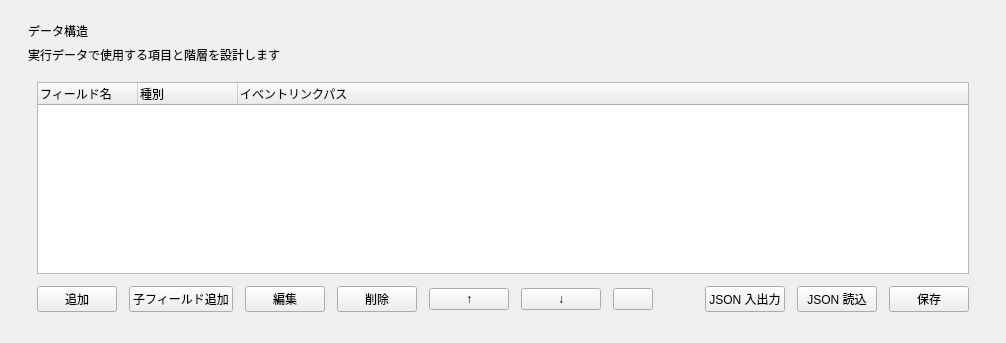
Qt form qt_ui/forms/schema.ui (okasi1997/WebFlowManager) before a commit.
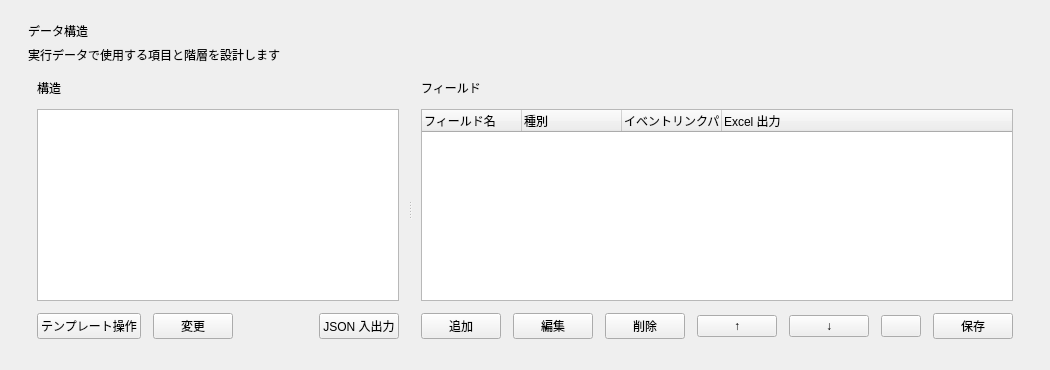
The same form after that commit.

Commit message: feat: データ管理＆構造ロジック改善

The edit to the form file:
```diff
--- a/qt_ui/forms/schema.ui
+++ b/qt_ui/forms/schema.ui
@@ -36,28 +36,50 @@
         </widget>
       </item>
       <item>
-        <widget class="QFrame" name="schemaCard">
-          <property name="card" stdset="0">
-            <bool>true</bool>
-          </property>
-          <layout class="QVBoxLayout" name="schemaCardLayout">
-            <property name="leftMargin">
-              <number>9</number>
-            </property>
-            <property name="topMargin">
-              <number>12</number>
-            </property>
-            <property name="rightMargin">
-              <number>9</number>
-            </property>
-            <property name="bottomMargin">
-              <number>9</number>
-            </property>
-            <property name="spacing">
-              <number>12</number>
-            </property>
-            <item>
-              <widget class="QTreeWidget" name="schemaTree">
+              <widget class="QSplitter" name="schemaSplitter">
+                <property name="orientation"><enum>Qt::Horizontal</enum></property>
+                <property name="childrenCollapsible"><bool>false</bool></property>
+                <widget class="QFrame" name="structureManagerHost">
+                  <property name="card" stdset="0"><bool>true</bool></property>
+                  <property name="minimumSize"><size><width>380</width><height>0</height></size></property>
+                  <property name="maximumSize"><size><width>600</width><height>16777215</height></size></property>
+                  <layout class="QVBoxLayout" name="structureManagerLayout">
+                    <property name="spacing"><number>12</number></property>
+                    <item>
+                      <widget class="QLabel" name="structureManagerTitle">
+                        <property name="cardTitle" stdset="0"><bool>true</bool></property>
+                        <property name="text"><string>構造</string></property>
+                      </widget>
+                    </item>
+                    <item>
+                      <widget class="QTreeWidget" name="structureManagerTree">
+                        <property name="headerHidden"><bool>true</bool></property>
+                        <property name="expandsOnDoubleClick"><bool>false</bool></property>
+                        <column><property name="text"><string>構造</string></property></column>
+                      </widget>
+                    </item>
+                    <item>
+                      <layout class="QHBoxLayout" name="templateManagerToolbar">
+                        <item><widget class="QPushButton" name="addTemplateDefinitionButton"><property name="primary" stdset="0"><bool>true</bool></property><property name="text"><string>テンプレート操作</string></property></widget></item>
+                        <item><widget class="QPushButton" name="renameTemplateDefinitionButton"><property name="text"><string>変更</string></property></widget></item>
+                        <item><spacer name="templateManagerToolbarStretch"><property name="orientation"><enum>Qt::Horizontal</enum></property><property name="sizeHint"><size><width>20</width><height>20</height></size></property></spacer></item>
+                        <item><widget class="QPushButton" name="exportSchemaButton"><property name="text"><string>JSON 入出力</string></property></widget></item>
+                      </layout>
+                    </item>
+                  </layout>
+                </widget>
+                <widget class="QFrame" name="schemaTreeHost">
+                  <property name="card" stdset="0"><bool>true</bool></property>
+                  <layout class="QVBoxLayout" name="schemaTreeLayout">
+                    <property name="spacing"><number>12</number></property>
+                    <item>
+                      <widget class="QLabel" name="schemaTreeTitle">
+                        <property name="cardTitle" stdset="0"><bool>true</bool></property>
+                        <property name="text"><string>フィールド</string></property>
+                      </widget>
+                    </item>
+                    <item>
+                      <widget class="QTreeWidget" name="schemaTree">
                 <property name="expandsOnDoubleClick"><bool>false</bool></property>
                 <column>
                   <property name="text">
@@ -74,108 +96,29 @@
                     <string>イベントリンクパス</string>
                   </property>
                 </column>
+                <column>
+                  <property name="text">
+                    <string>Excel 出力</string>
+                  </property>
+                </column>
+                      </widget>
+                    </item>
+                    <item>
+                      <layout class="QHBoxLayout" name="fieldToolbar">
+                        <item><widget class="QPushButton" name="addFieldButton"><property name="primary" stdset="0"><bool>true</bool></property><property name="text"><string>追加</string></property></widget></item>
+                        <item><widget class="QPushButton" name="editFieldButton"><property name="text"><string>編集</string></property></widget></item>
+                        <item><widget class="QPushButton" name="deleteFieldButton"><property name="danger" stdset="0"><bool>true</bool></property><property name="text"><string>削除</string></property></widget></item>
+                        <item><widget class="QPushButton" name="moveFieldUpButton"><property name="text"><string>↑</string></property></widget></item>
+                        <item><widget class="QPushButton" name="moveFieldDownButton"><property name="text"><string>↓</string></property></widget></item>
+                        <item><widget class="QPushButton" name="toggleAllButton"><property name="text"><string/></property><property name="toolTip"><string>すべて折りたたむ</string></property></widget></item>
+                        <item><spacer name="fieldToolbarStretch"><property name="orientation"><enum>Qt::Horizontal</enum></property><property name="sizeHint"><size><width>40</width><height>20</height></size></property></spacer></item>
+                        <item><widget class="QPushButton" name="saveSchemaButton"><property name="primary" stdset="0"><bool>true</bool></property><property name="text"><string>保存</string></property></widget></item>
+                      </layout>
+                    </item>
+                  </layout>
+                </widget>
               </widget>
             </item>
-            <item>
-              <layout class="QHBoxLayout" name="toolbar">
-                <item>
-                  <widget class="QPushButton" name="addFieldButton">
-                    <property name="primary" stdset="0">
-                      <bool>true</bool>
-                    </property>
-                    <property name="text">
-                      <string>追加</string>
-                    </property>
-                  </widget>
-                </item>
-                <item>
-                  <widget class="QPushButton" name="addChildButton">
-                    <property name="text">
-                      <string>子フィールド追加</string>
-                    </property>
-                  </widget>
-                </item>
-                <item>
-                  <widget class="QPushButton" name="editFieldButton">
-                    <property name="text">
-                      <string>編集</string>
-                    </property>
-                  </widget>
-                </item>
-                <item>
-                  <widget class="QPushButton" name="deleteFieldButton">
-                    <property name="danger" stdset="0">
-                      <bool>true</bool>
-                    </property>
-                    <property name="text">
-                      <string>削除</string>
-                    </property>
-                  </widget>
-                </item>
-                <item>
-                  <widget class="QPushButton" name="moveFieldUpButton">
-                    <property name="text">
-                      <string>↑</string>
-                    </property>
-                  </widget>
-                </item>
-                <item>
-                  <widget class="QPushButton" name="moveFieldDownButton">
-                    <property name="text">
-                      <string>↓</string>
-                    </property>
-                  </widget>
-                </item>
-                <item>
-                  <widget class="QPushButton" name="toggleAllButton">
-                    <property name="text"><string/></property>
-                    <property name="toolTip">
-                      <string>すべて折りたたむ</string>
-                    </property>
-                  </widget>
-                </item>
-                <item>
-                  <spacer name="toolbarStretch">
-                    <property name="orientation">
-                      <enum>Qt::Horizontal</enum>
-                    </property>
-                    <property name="sizeHint">
-                      <size>
-                        <width>40</width>
-                        <height>20</height>
-                      </size>
-                    </property>
-                  </spacer>
-                </item>
-                <item>
-                  <widget class="QPushButton" name="exportSchemaButton">
-                    <property name="text">
-                      <string>JSON 入出力</string>
-                    </property>
-                  </widget>
-                </item>
-                <item>
-                  <widget class="QPushButton" name="importSchemaButton">
-                    <property name="text">
-                      <string>JSON 読込</string>
-                    </property>
-                  </widget>
-                </item>
-                <item>
-                  <widget class="QPushButton" name="saveSchemaButton">
-                    <property name="primary" stdset="0">
-                      <bool>true</bool>
-                    </property>
-                    <property name="text">
-                      <string>保存</string>
-                    </property>
-                  </widget>
-                </item>
-              </layout>
-            </item>
-          </layout>
-        </widget>
-      </item>
     </layout>
   </widget>
   <resources />
```
The commit also changes 23 other files.
